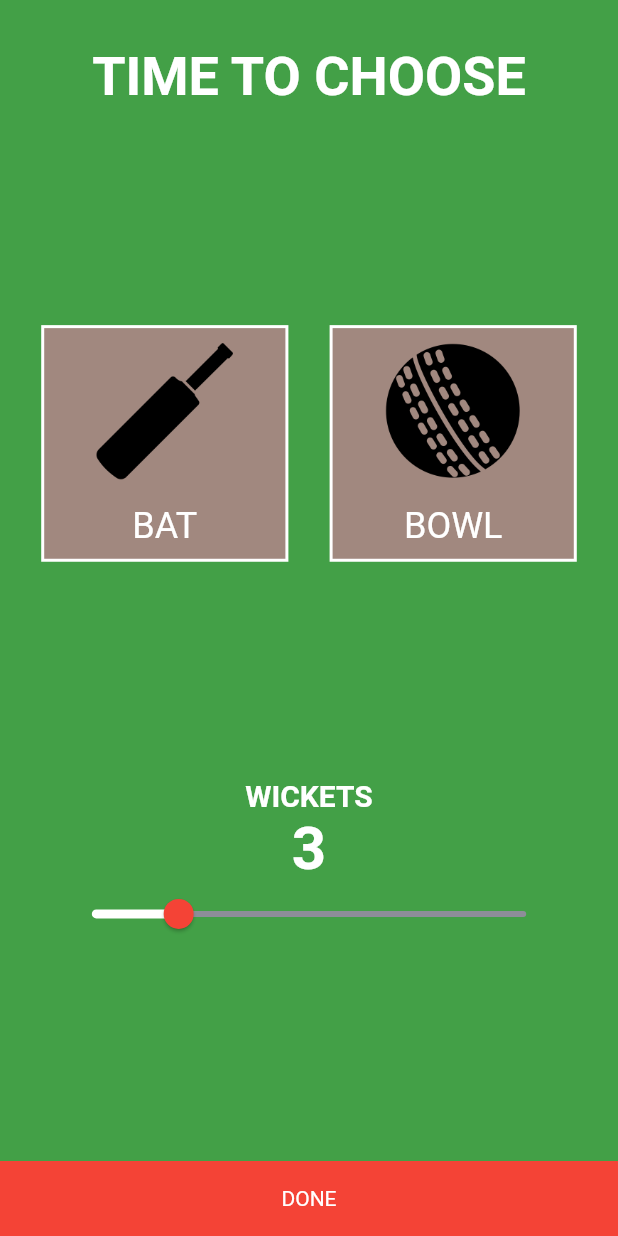
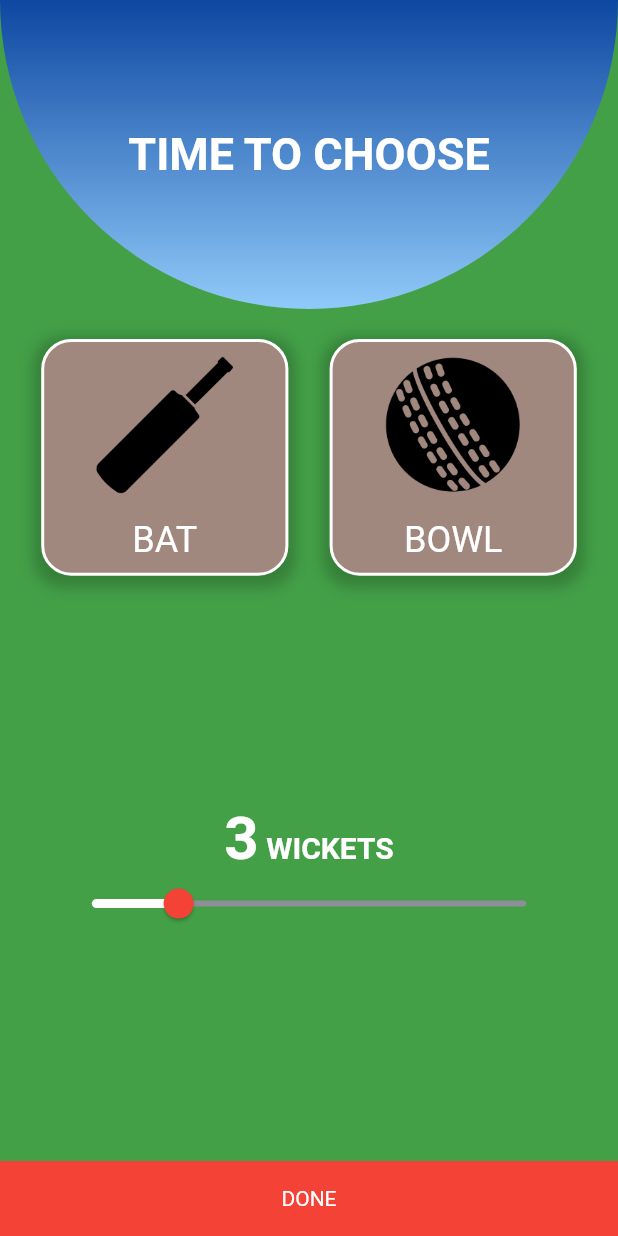
Before and after one commit to Kyoshiin/Hand-Cricket, a Flutter app: the SelectionPage screen opened directly, on a phone screen of 412 x 824 dp. Run offline on Flutter 3.47's test engine with Material 2 defaults, Android fonts, the phone set to English and light mode, and no system bars; our stand-ins replace fluttertoast.

```diff
--- a/lib/components/ScoreArea.dart
+++ b/lib/components/ScoreArea.dart
@@ -31,16 +31,29 @@ class Scoreboard extends StatelessWidget {
     }
     return Container(
       decoration: BoxDecoration(
-          border: Border.all(
-        color: Colors.white,
-        width: 1,
-      )),
+        color: Colors.grey,
+          borderRadius: BorderRadius.all(Radius.circular(10)),
+          border: Border.all(color: Colors.white, width: 2),
+          boxShadow: [
+            BoxShadow(
+                color: Colors.black.withOpacity(0.2),
+                spreadRadius: 5,
+                blurRadius: 7,
+                offset: Offset(0,3)
+            )
+          ]),
+
+
       child: Column(
         mainAxisAlignment: MainAxisAlignment.spaceBetween,
         children: [
           Container(
+            decoration: BoxDecoration(
+                color: Colors.red,
+                borderRadius: BorderRadius.all(Radius.circular(10)),
+                ),
+
             alignment: Alignment.center,
-            color: Colors.red,
             child: Text(
               'score'.toUpperCase(),
               style: TextStyle(
--- a/lib/components/SelectionButton.dart
+++ b/lib/components/SelectionButton.dart
@@ -25,7 +25,16 @@ class SelecButton extends StatelessWidget {
       ),
       decoration: BoxDecoration(
           color: color,
-          border: Border.all(color: Colors.white, width: 2)),
+          borderRadius: BorderRadius.all(Radius.circular(20)),
+          border: Border.all(color: Colors.white, width: 2),
+      boxShadow: [
+        BoxShadow(
+          color: Colors.black.withOpacity(0.2),
+          spreadRadius: 5,
+          blurRadius: 7,
+          offset: Offset(0,3)
+        )
+      ]),
     );
   }
 }
--- a/lib/screens/SelectionPage.dart
+++ b/lib/screens/SelectionPage.dart
@@ -1,3 +1,4 @@
+import 'package:flutter/cupertino.dart';
 import 'package:flutter/material.dart';
 import 'package:flutter/services.dart';
 import 'package:fluttertoast/fluttertoast.dart';
@@ -16,6 +17,8 @@ class _SelectionPageState extends State<SelectionPage> {
   int wickets = 3;
   String choice = "";
 
+  var InnerRadius = Radius.circular(200);
+
   @override
   Widget build(BuildContext context) {
     GameLogic tmpGL = GameLogic();
@@ -30,15 +33,32 @@ class _SelectionPageState extends State<SelectionPage> {
       child: Scaffold(
         body: SafeArea(
           child: Column(
+            children: [
+              Expanded(
+                child: Container(
+                  alignment: Alignment.center,
+                  width: double.infinity,
+                  decoration: BoxDecoration(
+                      borderRadius: BorderRadius.only(
+                          bottomLeft: Radius.circular(900),
+                          bottomRight: Radius.circular(900)),
+                      gradient: LinearGradient(
+                        begin: Alignment.bottomCenter,
+                          end: Alignment.topCenter,
+                          colors: [Colors.blue[200], Colors.blue[900]])),
+                  child: Text(
+                    'Time to choose'.toUpperCase(),
+                    style: TextStyle(fontSize: 30, fontWeight: FontWeight.bold),
+                  ),
+                ),
+              ),
+              Expanded(
+                flex: 3,
+                child: Padding(
+                  padding: EdgeInsets.only(top: 20),
+                  child: Column(
                     mainAxisAlignment: MainAxisAlignment.spaceBetween,
                     children: [
-              Padding(
-                padding: EdgeInsets.only(top: 30),
-                child: Text(
-                  'Time to choose'.toUpperCase(),
-                  style: TextStyle(fontSize: 36, fontWeight: FontWeight.bold),
-                ),
-              ),
                       Row(
                         mainAxisAlignment: MainAxisAlignment.spaceEvenly,
                         children: [
@@ -64,13 +84,11 @@ class _SelectionPageState extends State<SelectionPage> {
                       ),
                       Column(
                         children: [
-                  Text(
-                    'WICKETS',
-                    style: TextStyle(
-                        fontSize: 20,
-                        fontWeight: FontWeight.bold,
-                        color: Colors.white),
-                  ),
+                          Row(
+                            mainAxisAlignment: MainAxisAlignment.center,
+                            crossAxisAlignment: CrossAxisAlignment.baseline,
+                            textBaseline: TextBaseline.alphabetic,
+                            children: <Widget>[
                               Text(
                                 wickets.toString(),
                                 style: TextStyle(
@@ -78,6 +96,17 @@ class _SelectionPageState extends State<SelectionPage> {
                                     fontWeight: FontWeight.bold,
                                     color: Colors.white),
                               ),
+                              Text(
+                                '\tWICKETS',
+                                style: TextStyle(
+                                    fontSize: 20,
+                                    fontWeight: FontWeight.bold,
+                                    color: Colors.white),
+                              ),
+
+                            ],
+                          ),
+
                           Container(
                             width: Sc_width * 0.8,
                             child: SliderTheme(
@@ -86,10 +115,10 @@ class _SelectionPageState extends State<SelectionPage> {
                                 activeTrackColor: Colors.white,
                                 thumbColor: Colors.red[500],
                                 overlayColor: Colors.red[900],
-                        thumbShape:
-                            RoundSliderThumbShape(enabledThumbRadius: 10.0),
-                        overlayShape:
-                            RoundSliderOverlayShape(overlayRadius: 20.0),
+                                thumbShape: RoundSliderThumbShape(
+                                    enabledThumbRadius: 10.0),
+                                overlayShape: RoundSliderOverlayShape(
+                                    overlayRadius: 20.0),
                               ),
                               child: Slider(
                                 value: wickets.toDouble(),
@@ -111,7 +140,8 @@ class _SelectionPageState extends State<SelectionPage> {
                           tmpGL.setWickets(wickets);
                           if (choice == "")
                             Fluttertoast.showToast(
-                        msg: 'Select Action', toastLength: Toast.LENGTH_SHORT);
+                                msg: 'Select Action',
+                                toastLength: Toast.LENGTH_SHORT);
                           else {
                             Navigator.pushNamed(
                                 context, '/$choice'); //moving to selected page
@@ -130,6 +160,10 @@ class _SelectionPageState extends State<SelectionPage> {
                   ),
                 ),
               ),
+            ],
+          ),
+        ),
+      ),
     );
   }
 }
--- a/lib/screens/overlay_fallofWkts.dart
+++ b/lib/screens/overlay_fallofWkts.dart
@@ -50,6 +50,8 @@ class FallofWicketScreen extends StatelessWidget {
             children: [
               Image.asset('images/out.png'),
 
+              SizedBox(height: 50,),
+
               Container(
                 decoration: BoxDecoration(
                     border: Border.all(color: Colors.white, width: 2),
```
Lines whose indentation alone changed are shown as unchanged.
